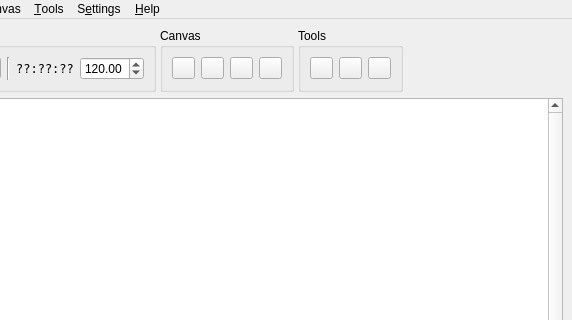
This is src/ui/catia.ui in falkTX/Cadence as Qt 5 draws it before an edit; both pictures show x 130 to 702 and y 0 to 320 of the 702 by 583 pixel window. The edited form follows.
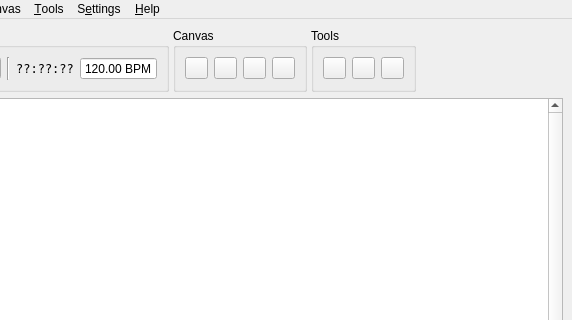
This is the edited form. Icons and pictures are not drawn.

Commit message: Catia almost finished now, only missing JACK2 rename callback

```diff
--- a/src/ui/catia.ui
+++ b/src/ui/catia.ui
@@ -150,6 +150,18 @@
             <property name="toolTip">
              <string>Beats per Minute</string>
             </property>
+            <property name="readOnly">
+             <bool>true</bool>
+            </property>
+            <property name="buttonSymbols">
+             <enum>QAbstractSpinBox::NoButtons</enum>
+            </property>
+            <property name="prefix">
+             <string/>
+            </property>
+            <property name="suffix">
+             <string> BPM</string>
+            </property>
             <property name="decimals">
              <number>2</number>
             </property>
```
Left out of the diff: 2 changed lines with no effect on the pictures. The commit also changes 4 other files.
